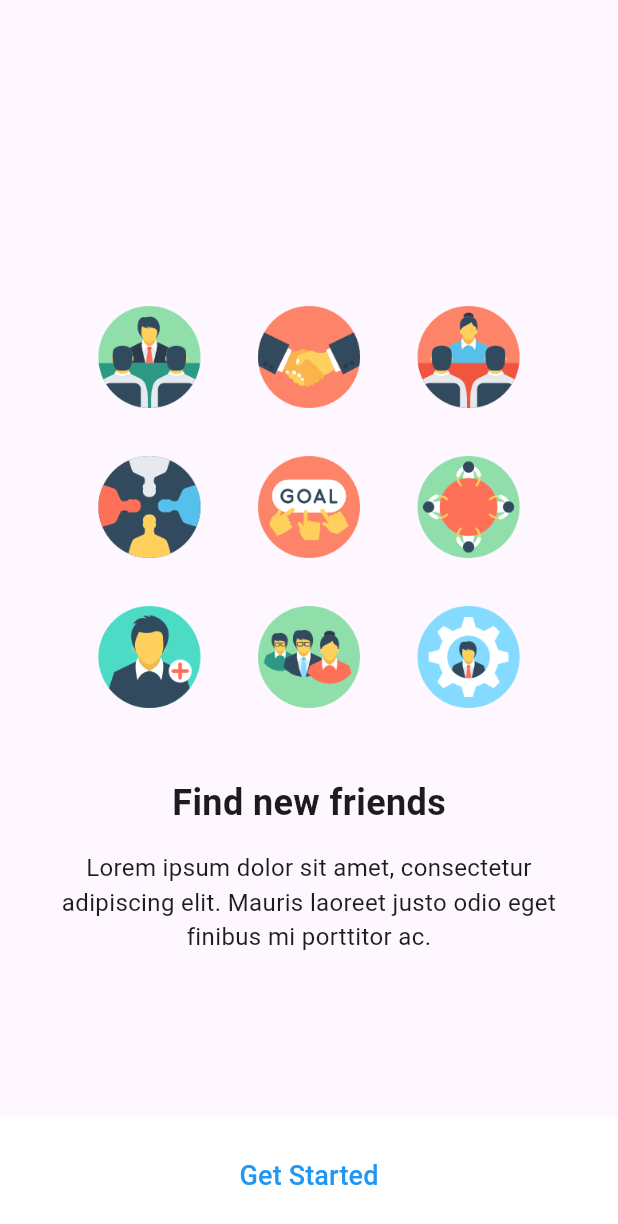
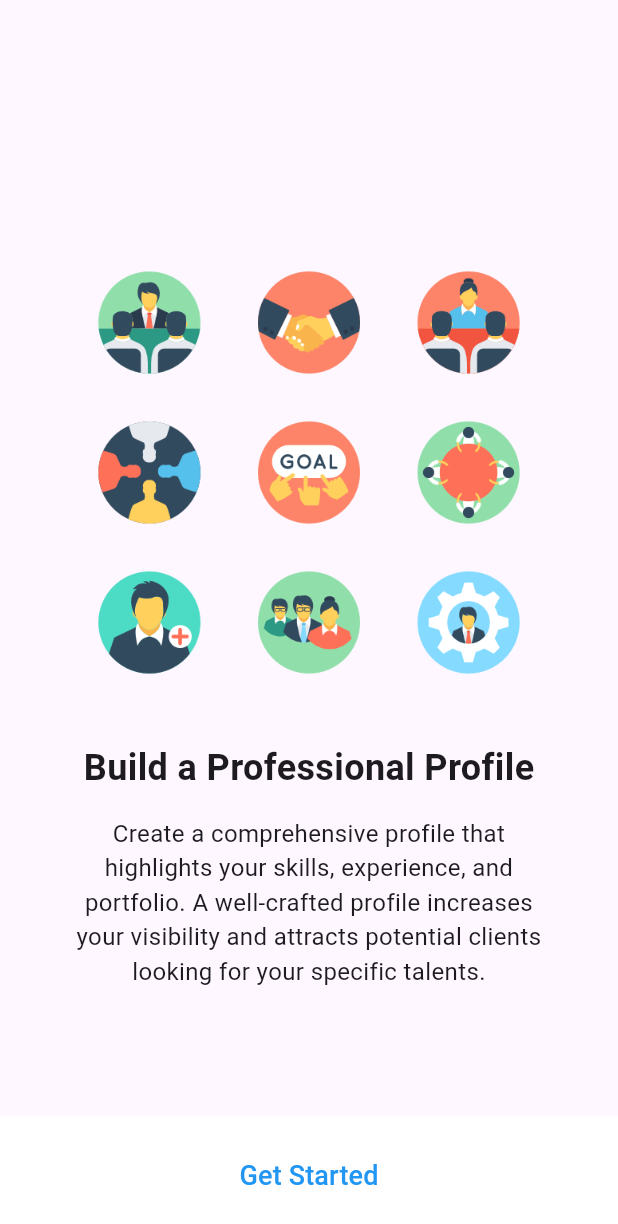
Before and after one commit to billataWo/addislancers_app, a Flutter app: the screen it shows after launch, swiped to page 3, on a phone screen of 412 x 824 dp. Shown: the top 1224 px of the screen. Run offline on Flutter 3.47's test engine with Material 3 defaults, Android fonts, the phone set to English and light mode, and no system bars; our stand-ins replace badges, cloud_firestore, file_picker, firebase_auth, firebase_core, firebase_storage and 3 more; accounts and stored records are empty.

Commit message:
onboarding is edited and  shared_preferences is implementation

```diff
--- a/lib/Onboarding Screen/onboarding_screen.dart
+++ b/lib/Onboarding Screen/onboarding_screen.dart
@@ -1,4 +1,98 @@
 import 'package:addislancers_app/Screens/Auth/login_page.dart';
+import 'package:flutter/material.dart';
+import 'package:shared_preferences/shared_preferences.dart';
+
+class OnboardingScreen extends StatefulWidget {
+  const OnboardingScreen({Key? key}) : super(key: key);
+
+  @override
+  _OnboardingScreenState createState() => _OnboardingScreenState();
+}
+
+class _OnboardingScreenState extends State<OnboardingScreen> {
+  final PageController _pageController = PageController();
+
+  void _navigateToLogin() async {
+    SharedPreferences prefs = await SharedPreferences.getInstance();
+    await prefs.setBool('seenOnboarding', true);
+
+    Navigator.pushReplacement(
+      context,
+      MaterialPageRoute(builder: (context) => const LogIn()),
+    );
+  }
+
+  Widget _buildPage({
+    required String image,
+    required String title,
+    required String description,
+  }) {
+    return Column(
+      mainAxisAlignment: MainAxisAlignment.center,
+      children: [
+        Image.asset(image, height: 300),
+        const SizedBox(height: 30),
+        Text(
+          title,
+          style: const TextStyle(fontSize: 24, fontWeight: FontWeight.bold),
+        ),
+        const SizedBox(height: 15),
+        Padding(
+          padding: const EdgeInsets.symmetric(horizontal: 40),
+          child: Text(
+            description,
+            textAlign: TextAlign.center,
+            style: const TextStyle(fontSize: 16),
+          ),
+        ),
+      ],
+    );
+  }
+
+  @override
+  Widget build(BuildContext context) {
+    return Scaffold(
+      body: PageView(
+        controller: _pageController,
+        children: [
+          _buildPage(
+            image: 'images/community.png',
+            title: 'Welcome to AddisLancers!',
+            description:
+                'Join a dynamic community where clients meet skilled freelancers. Whether you\'re looking to hire talent or offer your expertise, AddisLancers connects you with the right people and projects to achieve your goals.',
+          ),
+          _buildPage(
+            image: 'images/connect.png',
+            title: 'Collaboration and Management',
+            description:
+                'Leverage our tools to streamline project management. Communicate with clients, track your progress, and deliver results efficiently. AddisLancers ensures you stay organized and productive throughout your freelancing journey.',
+          ),
+          _buildPage(
+            image: 'images/team-work.png',
+            title: 'Build a Professional Profile',
+            description:
+                'Create a comprehensive profile that highlights your skills, experience, and portfolio. A well-crafted profile increases your visibility and attracts potential clients looking for your specific talents.',
+          ),
+        ],
+      ),
+      bottomSheet: Container(
+        height: 80,
+        width: double.infinity,
+        color: Colors.white,
+        child: Center(
+          child: TextButton(
+            onPressed: _navigateToLogin,
+            child: const Text(
+              'Get Started',
+              style: TextStyle(fontSize: 18, color: Colors.blue),
+            ),
+          ),
+        ),
+      ),
+    );
+  }
+}
+/*import 'package:addislancers_app/Screens/Auth/login_page.dart';
 import 'package:flutter/material.dart';
 
 class OnboardingScreen extends StatefulWidget {
@@ -88,3 +182,4 @@ class _OnboardingScreenState extends State<OnboardingScreen> {
     );
   }
 }
+*/
--- a/lib/main.dart
+++ b/lib/main.dart
@@ -2,11 +2,10 @@ import 'package:addislancers_app/Onboarding%20Screen/onboarding_screen.dart';
 import 'package:addislancers_app/Screens/Home%20Screen/account_settings.dart';
 import 'package:addislancers_app/Screens/Home%20Screen/settings_page.dart';
 import 'package:addislancers_app/firebase_options.dart';
-//import 'package:addislancers_app/home_screen.dart';
-
 import 'package:firebase_core/firebase_core.dart';
 import 'package:flutter/material.dart';
 import 'package:provider/provider.dart';
+import 'package:shared_preferences/shared_preferences.dart';
 import 'Screens/Auth/login_page.dart';
 
 void main() async {
@@ -14,16 +13,22 @@ void main() async {
   await Firebase.initializeApp(
     options: DefaultFirebaseOptions.currentPlatform,
   );
+
+  SharedPreferences prefs = await SharedPreferences.getInstance();
+  bool seenOnboarding = prefs.getBool('seenOnboarding') ?? false;
+
   runApp(
     ChangeNotifierProvider(
       create: (context) => ThemeNotifier(),
-      child: const MyApp(),
+      child: MyApp(seenOnboarding: seenOnboarding),
     ),
   );
 }
 
 class MyApp extends StatelessWidget {
-  const MyApp({super.key});
+  final bool seenOnboarding;
+
+  const MyApp({super.key, required this.seenOnboarding});
 
   @override
   Widget build(BuildContext context) {
@@ -32,8 +37,7 @@ class MyApp extends StatelessWidget {
         return MaterialApp(
           theme:
               themeNotifier.isDarkMode ? ThemeData.dark() : ThemeData.light(),
-          home: const OnboardingScreen(),
-          /*const LogIn()*/
+          home: seenOnboarding ? const LogIn() : const OnboardingScreen(),
           routes: {
             '/settings': (context) => const SettingsPage(),
             '/login': (context) => const LogIn(),
--- a/pubspec.yaml
+++ b/pubspec.yaml
@@ -52,6 +52,7 @@ dependencies:
   badges: ^2.0.2
   provider: ^6.1.2
   flutter_launcher_icons: ^0.13.1
+  shared_preferences: ^2.2.3
   # The following adds the Cupertino Icons font to your application.
   # Use with the CupertinoIcons class for iOS style icons.
   #cupertino_icons: ^1.0.6
```
Also changed, not shown: lib/Screens/Chat Screen/chat_list_screen.dart (+18 -7 lines), pubspec.lock, 2 other files.
